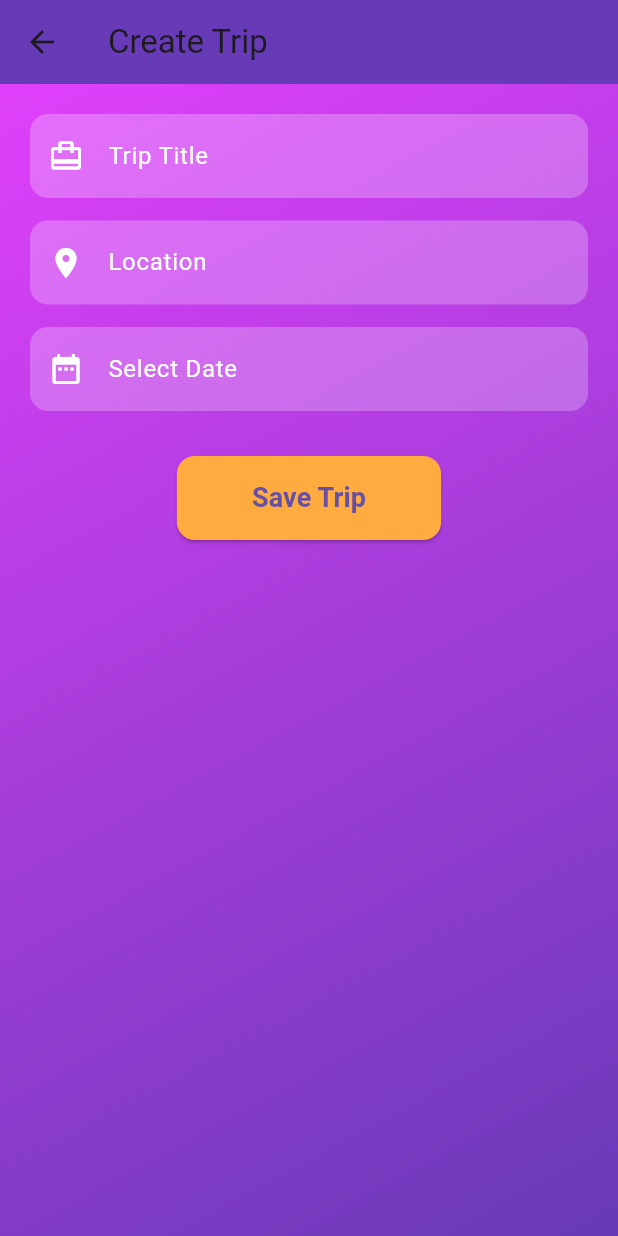
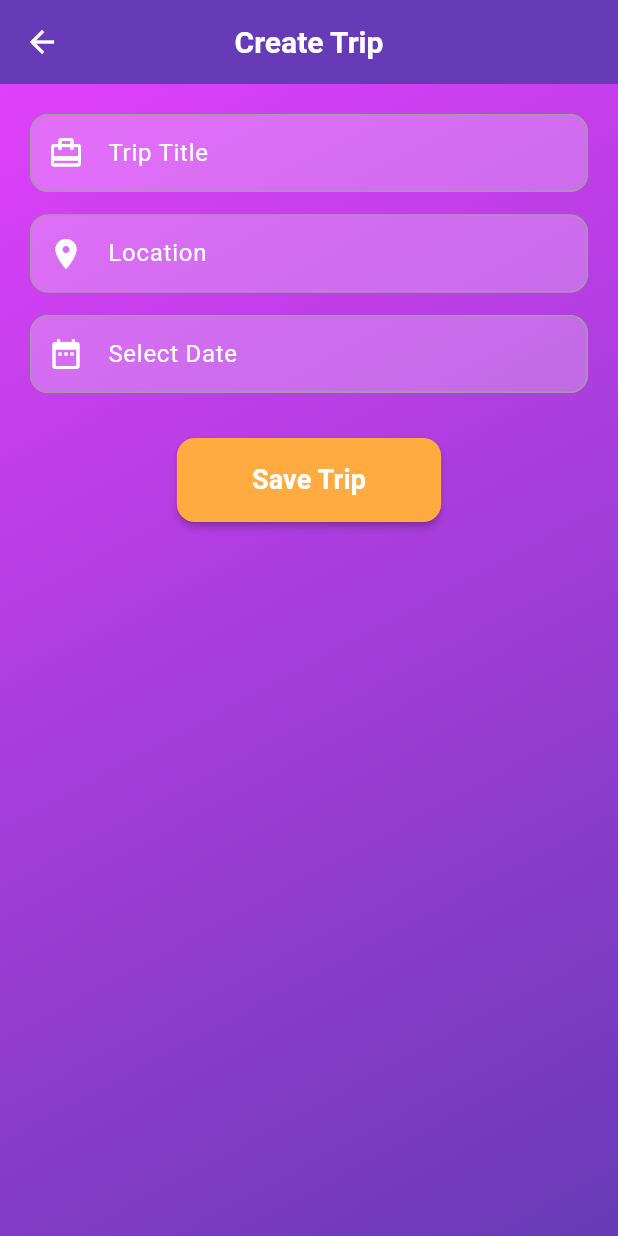
Before and after one commit to 1076dhruvi/travel-app, a Flutter app: the screen it shows after launch, after a tap on the "add" icon, on a phone screen of 412 x 824 dp. Run offline on Flutter 3.47's test engine with Material 3 defaults, Android fonts, the phone set to English and light mode, and no system bars; our stand-ins replace file_picker, sqflite; missing offline and left inert: encrypt, flutter_pdfview; accounts and stored records are empty.

Commit message:
UI changes

```diff
--- a/lib/main.dart
+++ b/lib/main.dart
@@ -1,5 +1,6 @@
 import 'package:flutter/material.dart';
 import 'screens/dashboard.dart';
+import 'theme/app_theme.dart';
 
 void main() {
   runApp(const TripDashboardApp());
@@ -13,9 +14,7 @@ class TripDashboardApp extends StatelessWidget {
     return MaterialApp(
       title: 'Trip Dashboard',
       debugShowCheckedModeBanner: false,
-      theme: ThemeData(
-        primarySwatch: Colors.deepPurple,
-      ),
+      theme: AppTheme.lightTheme,
       home: const DashboardScreen(),
     );
   }
--- /dev/null
+++ b/lib/theme/app_theme.dart
@@ -0,0 +1,57 @@
+import 'package:flutter/material.dart';
+
+class AppTheme {
+  static ThemeData lightTheme = ThemeData(
+    primarySwatch: Colors.deepPurple,
+
+    scaffoldBackgroundColor: const Color(0xFFF6F6FF),
+
+    appBarTheme: const AppBarTheme(
+      backgroundColor: Color(0xFF6A1B9A),
+      centerTitle: true,
+      elevation: 0,
+      titleTextStyle: TextStyle(
+        fontSize: 20,
+        fontWeight: FontWeight.bold,
+        color: Colors.white,
+      ),
+      iconTheme: IconThemeData(color: Colors.white),
+    ),
+
+    textTheme: const TextTheme(
+      bodyMedium: TextStyle(
+        fontSize: 16,
+        color: Colors.black87,
+      ),
+    ),
+
+    elevatedButtonTheme: ElevatedButtonThemeData(
+      style: ElevatedButton.styleFrom(
+        backgroundColor: Color(0xFF6A1B9A),
+        foregroundColor: Colors.white,
+        elevation: 2,
+        shape: RoundedRectangleBorder(
+          borderRadius: BorderRadius.all(Radius.circular(12)),
+        ),
+        padding: EdgeInsets.symmetric(vertical: 14, horizontal: 20),
+      ),
+    ),
+
+    inputDecorationTheme: const InputDecorationTheme(
+      filled: true,
+      fillColor: Colors.white,
+      contentPadding: EdgeInsets.all(14),
+      border: OutlineInputBorder(
+        borderRadius: BorderRadius.all(Radius.circular(12)),
+      ),
+      enabledBorder: OutlineInputBorder(
+        borderSide: BorderSide(color: Colors.grey),
+        borderRadius: BorderRadius.all(Radius.circular(12)),
+      ),
+      focusedBorder: OutlineInputBorder(
+        borderSide: BorderSide(color: Color(0xFF6A1B9A)),
+        borderRadius: BorderRadius.all(Radius.circular(12)),
+      ),
+    ),
+  );
+}
```
